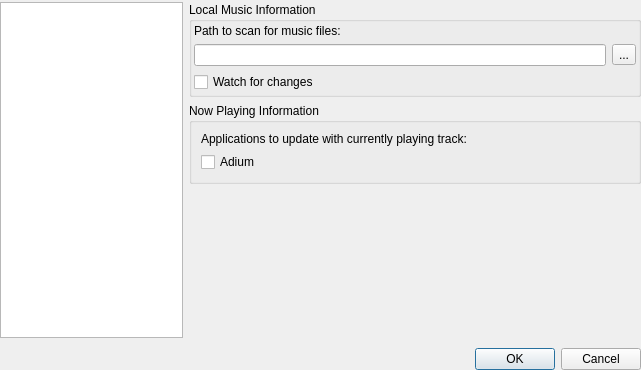
The window that src/stackedsettingsdialog.ui (tomahawk-player/tomahawk) describes before a commit, drawn with Qt 5.
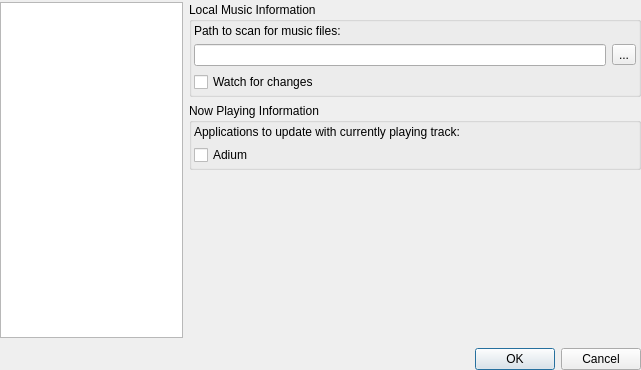
The same window after the commit. Icons and pictures are not drawn.

Commit message: Make layout a bit more aligned.

What changed in the file:
```diff
--- a/src/stackedsettingsdialog.ui
+++ b/src/stackedsettingsdialog.ui
@@ -258,7 +258,10 @@
            <property name="title">
             <string>Now Playing Information</string>
            </property>
-           <layout class="QVBoxLayout" name="verticalLayout_2">
+           <layout class="QVBoxLayout" name="verticalLayout_2" stretch="0,0">
+            <property name="margin">
+             <number>2</number>
+            </property>
             <item>
              <widget class="QLabel" name="label_6">
               <property name="text">
```
